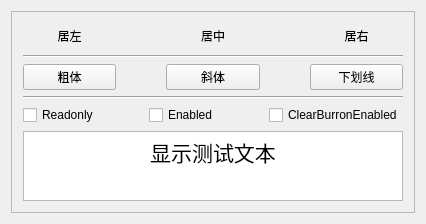
Before: the Qt Designer form 常用界面组件的使用/QPushButton-按钮组件/Widget.ui in ml0042993/PyQt5, drawn with Qt 5.
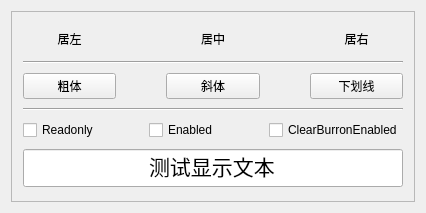
After: the same form once the commit is applied.

Commit message: 1.修改ui设计中的命名及组件选择，之前存在将文本框选择错误的问题，导致部分选项无法使用，原因为，组件无槽函数中设置的方法 2.添加注释，说明组件作用及功能

The edit to the form file:
```diff
--- a/常用界面组件的使用/QPushButton-按钮组件/Widget.ui
+++ b/常用界面组件的使用/QPushButton-按钮组件/Widget.ui
@@ -6,7 +6,7 @@
    <rect>
     <x>0</x>
     <y>0</y>
-    <width>397</width>
+    <width>407</width>
     <height>213</height>
    </rect>
   </property>
@@ -167,19 +167,21 @@
        </layout>
       </item>
       <item>
-       <widget class="QTextBrowser" name="editInput">
-        <property name="lineWidth">
-         <number>1</number>
+       <widget class="QLineEdit" name="editInput">
+        <property name="font">
+         <font>
+          <family>楷体</family>
+          <pointsize>16</pointsize>
+         </font>
         </property>
-        <property name="midLineWidth">
-         <number>0</number>
+        <property name="layoutDirection">
+         <enum>Qt::LeftToRight</enum>
         </property>
-        <property name="html">
-         <string>&lt;!DOCTYPE HTML PUBLIC &quot;-//W3C//DTD HTML 4.0//EN&quot; &quot;http://www.w3.org/TR/REC-html40/strict.dtd&quot;&gt;
-&lt;html&gt;&lt;head&gt;&lt;meta name=&quot;qrichtext&quot; content=&quot;1&quot; /&gt;&lt;style type=&quot;text/css&quot;&gt;
-p, li { white-space: pre-wrap; }
-&lt;/style&gt;&lt;/head&gt;&lt;body style=&quot; font-family:'SimSun'; font-size:9pt; font-weight:400; font-style:normal;&quot;&gt;
-&lt;p align=&quot;center&quot; style=&quot; margin-top:0px; margin-bottom:0px; margin-left:0px; margin-right:0px; -qt-block-indent:0; text-indent:0px;&quot;&gt;&lt;span style=&quot; font-size:16pt;&quot;&gt;显示测试文本&lt;/span&gt;&lt;/p&gt;&lt;/body&gt;&lt;/html&gt;</string>
+        <property name="text">
+         <string>测试显示文本</string>
+        </property>
+        <property name="alignment">
+         <set>Qt::AlignCenter</set>
         </property>
        </widget>
       </item>
```
Left out of the diff: 8 changed lines with no effect on the pictures. The commit also changes 3 other files.
